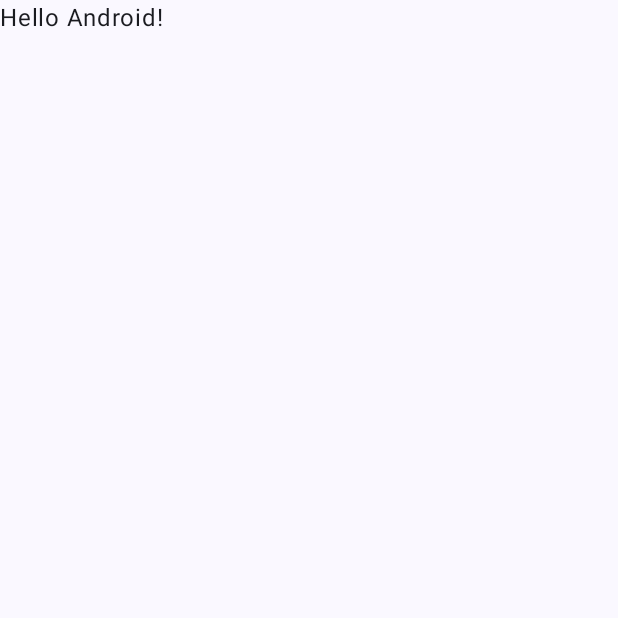
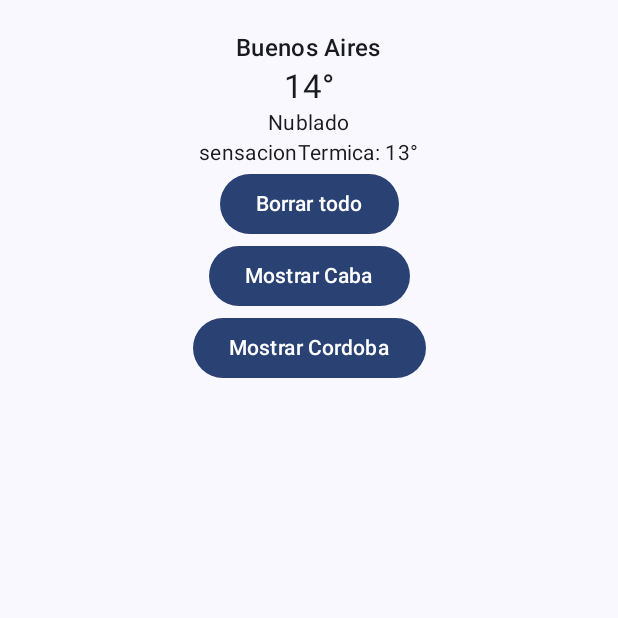
Before and after one commit to Ignaci0Casais/2doParcial, an Android app built with Jetpack Compose: the screen it shows after launch (MainActivity), on a phone screen of 412 x 824 dp, the top half of it. Before the commit the part shown is almost empty. Run offline under Robolectric (Android 15) with nearby library versions, the phone set to English and light mode, and no system bars.

Commit message:
agrego botones para modificar los estados

```diff
--- a/app/src/main/java/com/example/a2doparcial/MainActivity.kt
+++ b/app/src/main/java/com/example/a2doparcial/MainActivity.kt
@@ -22,25 +22,9 @@ class MainActivity : ComponentActivity() {
                     modifier = Modifier.fillMaxSize(),
                     color = MaterialTheme.colorScheme.background
                 ) {
-                    Greeting("Android")
+                    MainPage()
                 }
             }
         }
     }
 }
-
-@Composable
-fun Greeting(name: String, modifier: Modifier = Modifier) {
-    Text(
-        text = "Hello $name!",
-        modifier = modifier
-    )
-}
-
-@Preview(showBackground = true)
-@Composable
-fun GreetingPreview() {
-    _2doparcialTheme {
-        Greeting("Android")
-    }
-}
--- /dev/null
+++ b/app/src/main/java/com/example/a2doparcial/MainPage.kt
@@ -0,0 +1,80 @@
+package com.example.a2doparcial
+
+import androidx.compose.foundation.layout.Column
+import androidx.compose.foundation.layout.fillMaxWidth
+import androidx.compose.foundation.layout.padding
+import androidx.compose.material3.Button
+import androidx.compose.material3.MaterialTheme
+import androidx.compose.material3.Text
+import androidx.compose.runtime.Composable
+import androidx.compose.runtime.mutableStateOf
+import androidx.compose.runtime.remember
+import androidx.compose.ui.Alignment
+import androidx.compose.ui.Modifier
+import androidx.compose.ui.tooling.preview.Preview
+import androidx.compose.ui.unit.dp
+import com.example.a2doparcial.ui.theme._2doparcialTheme
+
+
+@Composable
+fun MainPage(modifier: Modifier = Modifier) {
+
+    val ciudad = remember { mutableStateOf<String>("Buenos Aires") }
+    val temperatura = remember { mutableStateOf<String>("14°") }
+    val descripcion = remember { mutableStateOf<String>("Nublado") }
+    val st = remember { mutableStateOf<String>("sensacionTermica: 13°") }
+
+
+    Column(
+        modifier = modifier
+            .fillMaxWidth()
+            .padding(20.dp),
+        horizontalAlignment = Alignment.CenterHorizontally
+    ){
+        Text(text = ciudad.value, style = MaterialTheme.typography.titleMedium)
+        Text(text = temperatura.value, style = MaterialTheme.typography.titleLarge)
+        Text(text = descripcion.value, style = MaterialTheme.typography.bodyMedium)
+        Text(text = st.value, style = MaterialTheme.typography.bodyMedium)
+
+        Button(
+            onClick = {
+                ciudad.value = ""
+                temperatura.value = ""
+                descripcion.value = ""
+                st.value = ""
+            }
+        ){
+            Text(text = "Borrar todo")
+        }
+
+        Button(
+            onClick = {
+                ciudad.value = "CABA"
+                temperatura.value = "10°"
+                descripcion.value = "Nublado"
+                st.value = "9°"
+            }
+        ){
+            Text(text = "Mostrar Caba")
+        }
+
+        Button(
+            onClick = {
+                ciudad.value = "Cordoba"
+                temperatura.value = "20"
+                descripcion.value = "Soleado"
+                st.value = "23"
+            }
+        ){
+            Text(text = "Mostrar Cordoba")
+        }
+    }
+}
+
+@Preview(showBackground = true)
+@Composable
+fun MainPagePreview() {
+    _2doparcialTheme {
+        MainPage()
+    }
+}
```
